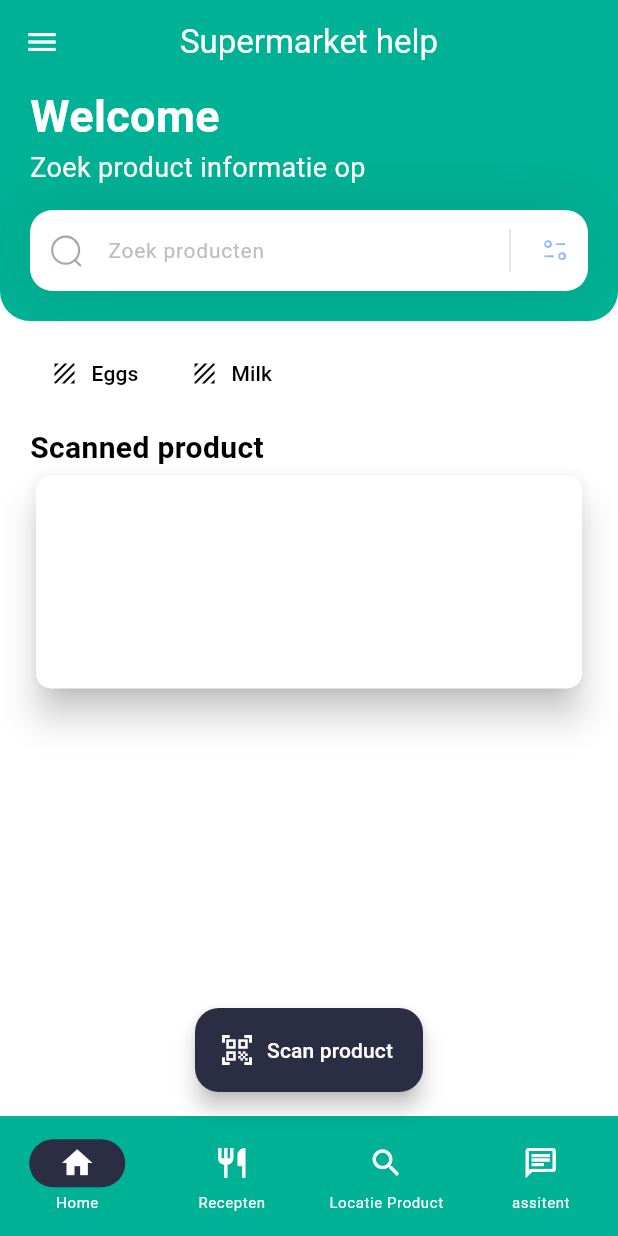
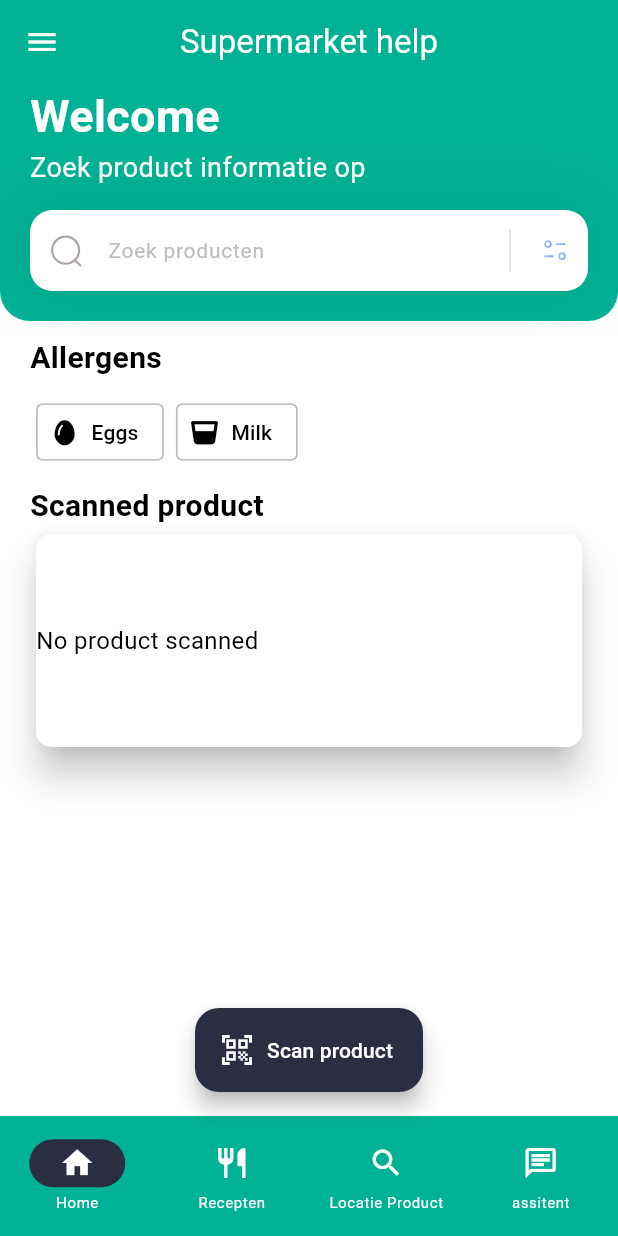
Before and after one commit to Zhantie/storeHelper, a Flutter app: the screen it shows after launch, on a phone screen of 412 x 824 dp. Run offline on Flutter 3.47's test engine with Material 3 defaults, Android fonts, the phone set to English and light mode, and no system bars; our stand-ins replace camera, dash_chat_2, flutter_dotenv, flutter_svg, font_awesome_flutter, get and 1 more; missing offline and left inert: chat_gpt_sdk, flutter_barcode_scanner, flutter_tflite, openfoodfacts.

Commit message:
changed some styling points

```diff
--- a/fitness/lib/screens/home_screen.dart
+++ b/fitness/lib/screens/home_screen.dart
@@ -157,11 +157,26 @@ class _HomeScreenState extends State<HomeScreen> {
           ),
           Expanded(
             child: Container(
+              margin: const EdgeInsets.only(
+                top: 10.0,
+              ),
               alignment: Alignment.topCenter,
               color: Theme.of(context).colorScheme.surface,
               child: Column(
                 crossAxisAlignment: CrossAxisAlignment.start,
                 children: [
+                  const Padding(
+                    padding: EdgeInsets.symmetric(
+                      horizontal: 20.0,
+                    ),
+                    child: Text(
+                      'Allergens',
+                      style: TextStyle(
+                        fontSize: 20,
+                        fontWeight: FontWeight.bold,
+                      ),
+                    ),
+                  ),
                   Padding(
                     padding: const EdgeInsets.symmetric(
                       horizontal: 20.0,
--- a/fitness/lib/widgets/chips/category_chips.dart
+++ b/fitness/lib/widgets/chips/category_chips.dart
@@ -1,4 +1,5 @@
 import 'package:flutter/material.dart';
+import 'package:font_awesome_flutter/font_awesome_flutter.dart';
 
 class CategoryChips extends StatefulWidget {
   final Function(List<String>) onSelectionChanged;
@@ -16,9 +17,9 @@ class _CategoryChipsState extends State<CategoryChips> {
     'Milk',
   ];
 
-  final Map<String, IconData> _categoryIcons = {
-    "Eggs": Icons.texture_sharp,
-    'Milk': Icons.texture_sharp,
+  final Map<String, FaIcon> _categoryIcons = {
+    "Eggs": const FaIcon(FontAwesomeIcons.egg),
+    'Milk': const FaIcon(FontAwesomeIcons.glassWhiskey),
   };
 
   List<String> selectedCategories = [];
@@ -36,7 +37,7 @@ class _CategoryChipsState extends State<CategoryChips> {
               elevation: 4.0,
               showCheckmark: false,
               shape: RoundedRectangleBorder(
-                side: BorderSide(color: Colors.transparent),
+                side: BorderSide(color: Colors.grey.shade400),
                 borderRadius: BorderRadius.circular(4.0),
               ),
               selectedColor: Theme.of(context).colorScheme.secondary,
@@ -49,7 +50,7 @@ class _CategoryChipsState extends State<CategoryChips> {
                 ),
               ),
               avatar: Icon(
-                _categoryIcons[category],
+                _categoryIcons[category]?.icon,
                 color: selectedCategories.contains(category)
                     ? Colors.white
                     : Colors.black,
--- a/fitness/lib/widgets/product_details_card.dart
+++ b/fitness/lib/widgets/product_details_card.dart
@@ -18,7 +18,9 @@ class ProductDetailsCard extends StatelessWidget {
   Widget build(BuildContext context) {
     return Card(
       shape: RoundedRectangleBorder(
-        borderRadius: BorderRadius.circular(10.0),
+        borderRadius: BorderRadius.circular(
+          10.0,
+        ),
       ),
       elevation: 10,
       child: Row(
@@ -26,30 +28,41 @@ class ProductDetailsCard extends StatelessWidget {
           if (productImage != null)
             ClipRRect(
               borderRadius: const BorderRadius.only(
-                topLeft: Radius.circular(10.0),
-                bottomLeft: Radius.circular(10.0),
+                topLeft: Radius.circular(
+                  10.0,
+                ),
+                bottomLeft: Radius.circular(
+                  10.0,
+                ),
               ),
-              child: Image.network(productImage!),
+              child: Image.network(
+                productImage!,
+              ),
             )
           else
-            const Padding(
-              padding: EdgeInsets.only(right: 8.0),
-            ),
+            Text('No product scanned'),
           Expanded(
             child: Padding(
-              padding: const EdgeInsets.all(15.0),
+              padding: const EdgeInsets.all(
+                15.0,
+              ),
               child: Column(
                 crossAxisAlignment: CrossAxisAlignment.start,
                 children: [
                   Text(
                     productName ?? '',
-                    style: const TextStyle(fontSize: 18.0),
+                    style: const TextStyle(
+                      fontSize: 18.0,
+                    ),
                   ),
                   Text(
                     productQuantitiy ?? '',
                     style: TextStyle(
                       fontSize: 16.0,
-                      color: Theme.of(context).colorScheme.secondary.withAlpha(150),
+                      color: Theme.of(context)
+                          .colorScheme
+                          .secondary
+                          .withAlpha(150),
                     ),
                   ),
                   Text(
--- a/fitness/pubspec.yaml
+++ b/fitness/pubspec.yaml
@@ -27,6 +27,7 @@ dependencies:
   carousel_slider: ^4.2.1
   openfoodfacts: ^3.8.0
   flutter_barcode_scanner: ^2.0.0
+  font_awesome_flutter: ^10.7.0
 
 dev_dependencies:
   flutter_test:
```
Also changed, not shown: fitness/pubspec.lock.
